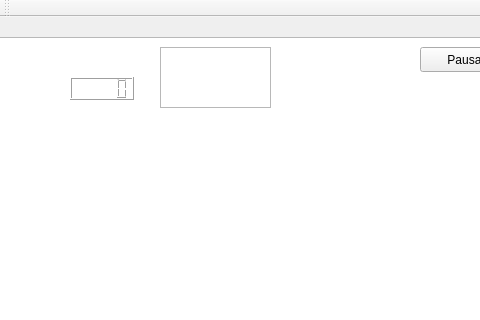
Above: mainwindow.ui from pizki3/proyect-final before the change; both pictures show x 0 to 480 and y 0 to 320 of the 800 by 600 pixel window. Below: the same form after it.
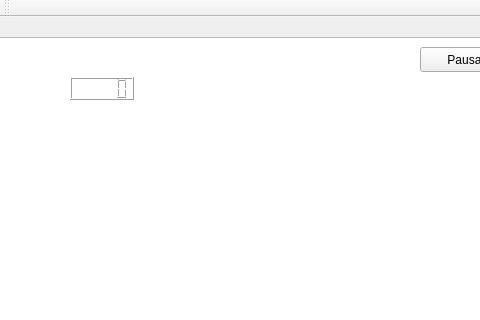
That is the form after the change.

The edit to the form file:
```diff
--- a/mainwindow.ui
+++ b/mainwindow.ui
@@ -50,16 +50,6 @@
      </rect>
     </property>
    </widget>
-   <widget class="QTextBrowser" name="textBrowser">
-    <property name="geometry">
-     <rect>
-      <x>160</x>
-      <y>30</y>
-      <width>111</width>
-      <height>61</height>
-     </rect>
-    </property>
-   </widget>
   </widget>
   <widget class="QMenuBar" name="menubar">
    <property name="geometry">
```
